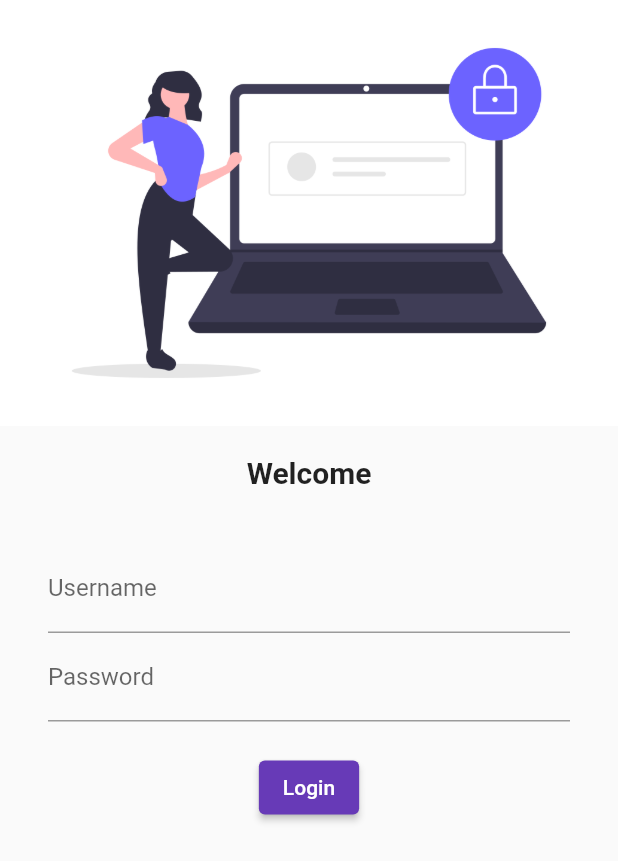
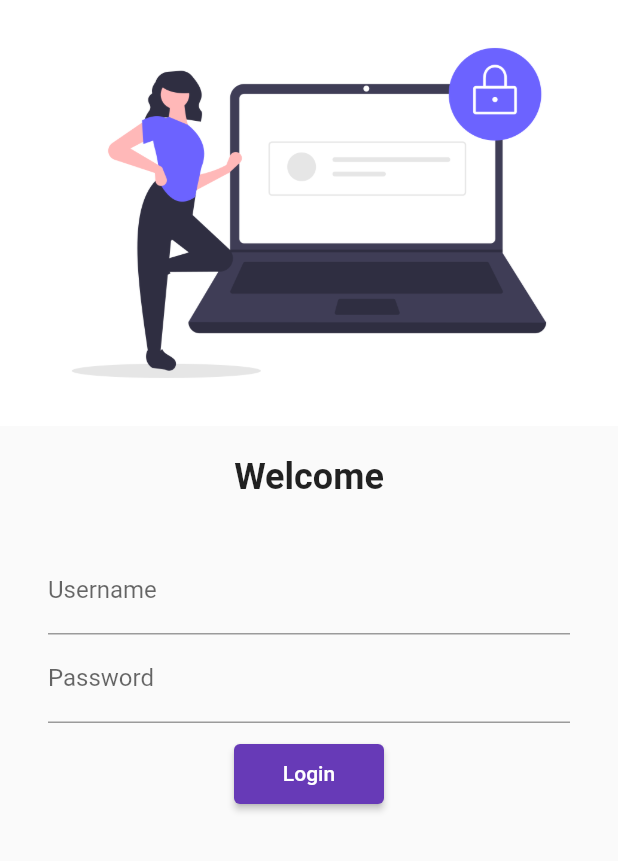
Before and after one commit to bhupi1234/this-is-flutter-apk-details, a Flutter app: the screen it shows after launch, on a phone screen of 412 x 824 dp. Shown: the top 861 px of the screen. Run offline on Flutter 3.47's test engine with Material 2 defaults, Android fonts, the phone set to English and light mode, and no system bars.

Commit message:
day5 is completed

```diff
--- a/lib/Pages/login_page.dart
+++ b/lib/Pages/login_page.dart
@@ -1,9 +1,11 @@
 import 'package:flutter/material.dart';
+import 'package:flutter_application_1/utils/Routes.dart';
 
 class LoginPage extends StatelessWidget {
   @override
   Widget build(BuildContext context) {
     return Material(
+      child: SingleChildScrollView(
         child: Column(children: [
           Image.asset("assets/images/login_image.png", fit: BoxFit.cover),
           SizedBox(
@@ -12,7 +14,7 @@ class LoginPage extends StatelessWidget {
           Text(
             "Welcome",
             style: TextStyle(
-            fontSize: 20,
+              fontSize: 24,
               fontWeight: FontWeight.bold,
             ),
           ),
@@ -21,7 +23,7 @@ class LoginPage extends StatelessWidget {
           ),
           Padding(
             padding: const EdgeInsets.symmetric(
-            vertical: 16.0,
+              vertical: 12.0,
               horizontal: 32.0,
             ),
             child: Column(children: [
@@ -39,18 +41,19 @@ class LoginPage extends StatelessWidget {
                 ),
               ),
               SizedBox(
-              height: 20.0,
+                height: 10.0,
               ),
               ElevatedButton(
                 child: Text("Login"),
-              style: TextButton.styleFrom(),
+                style: TextButton.styleFrom(minimumSize: Size(100, 40)),
                 onPressed: () {
-                print("hi bhupender");
+                  Navigator.pushNamed(context, MyRoutes.homeRoute);
                 },
               ),
             ]),
           ),
         ]),
+      ),
     );
   }
 }
--- a/lib/main.dart
+++ b/lib/main.dart
@@ -1,4 +1,5 @@
 import 'package:flutter/material.dart';
+import 'package:flutter_application_1/utils/Routes.dart';
 
 import 'pages/home_page.dart';
 import 'pages/login_page.dart';
@@ -21,8 +22,8 @@ class MyWidget extends StatelessWidget {
       initialRoute: "/",
       routes: {
         "/": (context) => LoginPage(),
-        "/home": (context) => HomePage(),
-        "/login": (context) => LoginPage(),
+        MyRoutes.homeRoute: (context) => HomePage(),
+        MyRoutes.loginRoute: (context) => LoginPage(),
       },
     );
   }
--- /dev/null
+++ b/lib/utils/routes.dart
@@ -0,0 +1,4 @@
+class MyRoutes {
+  static String loginRoute = "/login";
+  static String homeRoute= "/home";
+}
```
Lines whose indentation alone changed are shown as unchanged.
